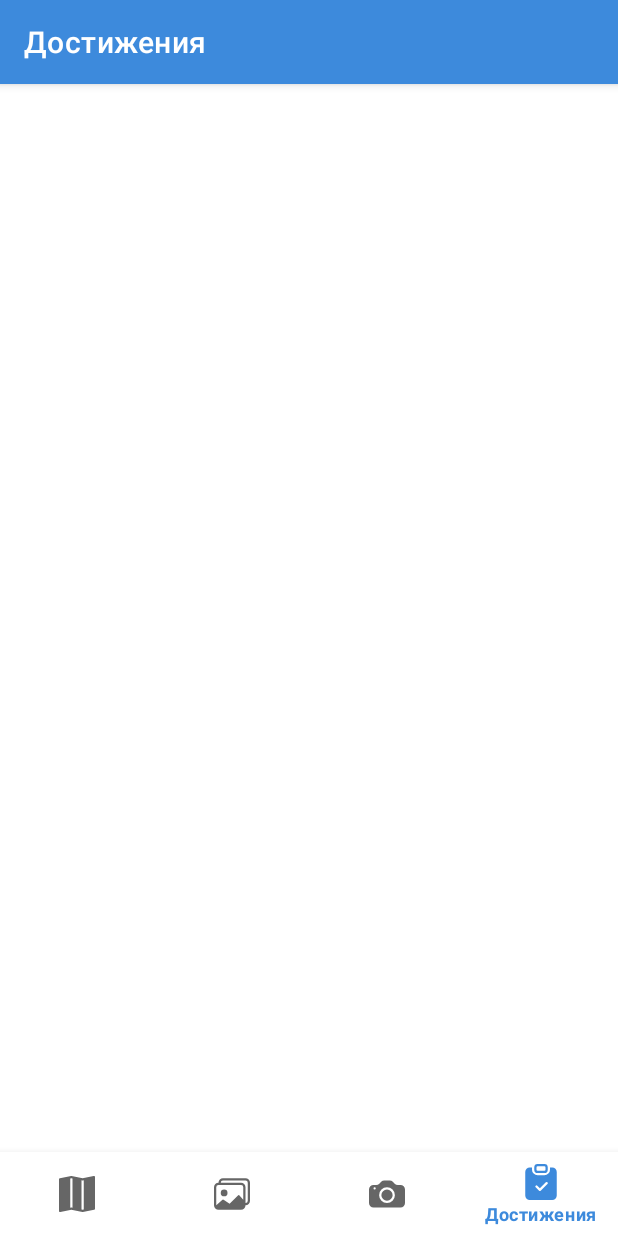
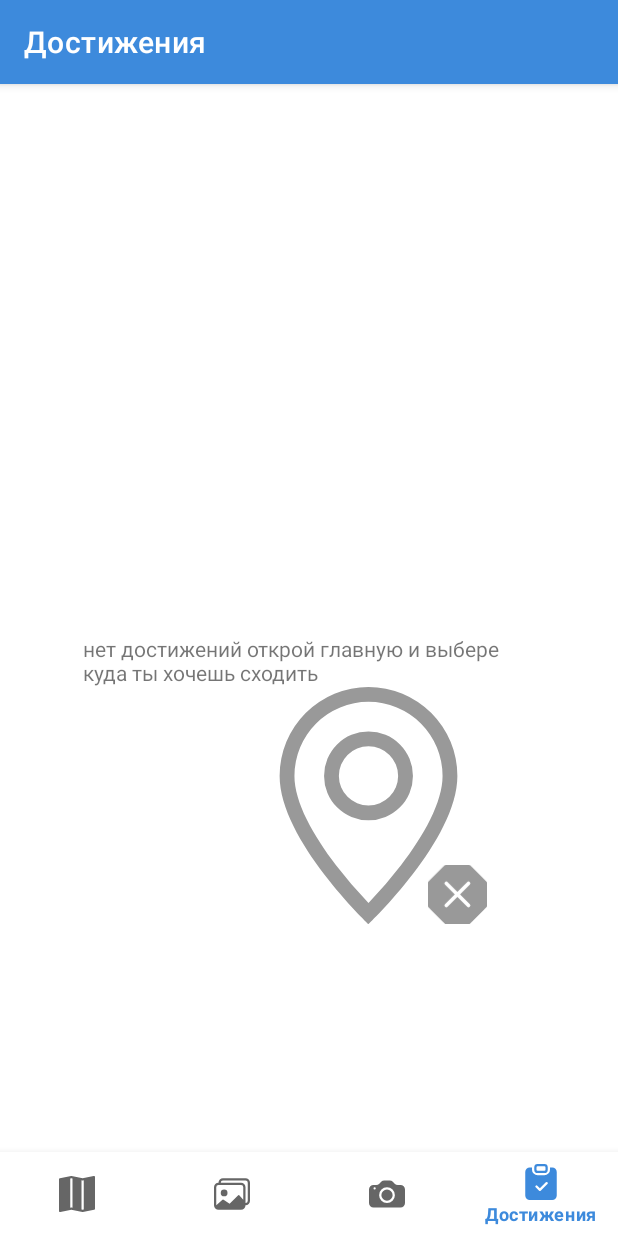
Before and after one commit to OverHome/PARKulting, an Android app: the AchievementsFragment screen opened through its navigation route, on a phone screen of 412 x 824 dp. Run offline under Robolectric (Android 15) with nearby library versions, the phone set to English and light mode, and no system bars; our stand-ins replace navigation-ui; network calls fail; 9 statements that could not run were skipped.

Commit message:
добавлено отображение отсутсвия достижений

```diff
--- a/app/src/main/java/com/over/parkulting/fragment/AchievementsFragment.java
+++ b/app/src/main/java/com/over/parkulting/fragment/AchievementsFragment.java
@@ -9,6 +9,7 @@ import android.view.ViewGroup;
 import android.widget.TextView;
 
 import androidx.annotation.NonNull;
+import androidx.constraintlayout.widget.ConstraintLayout;
 import androidx.fragment.app.Fragment;
 import androidx.lifecycle.ViewModelProvider;
 import androidx.recyclerview.widget.LinearLayoutManager;
@@ -32,6 +33,7 @@ public class AchievementsFragment extends Fragment {
 
         View root = inflater.inflate(R.layout.fragment_achievement, container, false);
         rv_achiev = root.findViewById(R.id.rv_achiev);
+        ConstraintLayout no_ach_info = root.findViewById(R.id.no_ach_info);
         List<GeoPoint> pointsl = new ArrayList<>();
         db = DBHelper.connectDB(getContext());
 
@@ -51,11 +53,12 @@ public class AchievementsFragment extends Fragment {
             }
             cursor.moveToNext();
         }
-
-        PointAdapter adapter = new PointAdapter(getContext(), pointsl);
-        rv_achiev.setLayoutManager(new LinearLayoutManager(getContext()));
-        rv_achiev.setAdapter(adapter);
-
+        if (pointsl.size()==0) no_ach_info.setVisibility(View.VISIBLE);
+        else {
+            PointAdapter adapter = new PointAdapter(getContext(), pointsl);
+            rv_achiev.setLayoutManager(new LinearLayoutManager(getContext()));
+            rv_achiev.setAdapter(adapter);
+        }
         return root;
     }
 
--- /dev/null
+++ b/app/src/main/res/drawable/ic_geo_alt.xml
@@ -0,0 +1,12 @@
+<vector xmlns:android="http://schemas.android.com/apk/res/android"
+    android:width="16dp"
+    android:height="16dp"
+    android:viewportWidth="16"
+    android:viewportHeight="16">
+  <path
+      android:pathData="M12.166,8.94c-0.524,1.062 -1.234,2.12 -1.96,3.07A31.493,31.493 0,0 1,8 14.58a31.481,31.481 0,0 1,-2.206 -2.57c-0.726,-0.95 -1.436,-2.008 -1.96,-3.07C3.304,7.867 3,6.862 3,6a5,5 0,0 1,10 0c0,0.862 -0.305,1.867 -0.834,2.94zM8,16s6,-5.686 6,-10A6,6 0,0 0,2 6c0,4.314 6,10 6,10z"
+      android:fillColor="#999999"/>
+  <path
+      android:pathData="M8,8a2,2 0,1 1,0 -4,2 2,0 0,1 0,4zM8,9a3,3 0,1 0,0 -6,3 3,0 0,0 0,6z"
+      android:fillColor="#999999"/>
+</vector>
--- /dev/null
+++ b/app/src/main/res/drawable/ic_no_geo.xml
@@ -0,0 +1,8 @@
+<?xml version="1.0" encoding="utf-8"?>
+<layer-list xmlns:android="http://schemas.android.com/apk/res/android">
+    <item android:drawable="@drawable/ic_geo_alt" />
+    <item android:drawable="@drawable/ic_x_octagon_fill"
+        android:gravity="right|bottom"
+        android:height="4dp"
+        android:width="4dp" />
+</layer-list>
--- /dev/null
+++ b/app/src/main/res/drawable/ic_x_octagon_fill.xml
@@ -0,0 +1,9 @@
+<vector xmlns:android="http://schemas.android.com/apk/res/android"
+    android:width="16dp"
+    android:height="16dp"
+    android:viewportWidth="16"
+    android:viewportHeight="16">
+  <path
+      android:pathData="M11.46,0.146A0.5,0.5 0,0 0,11.107 0L4.893,0a0.5,0.5 0,0 0,-0.353 0.146L0.146,4.54A0.5,0.5 0,0 0,0 4.893v6.214a0.5,0.5 0,0 0,0.146 0.353l4.394,4.394a0.5,0.5 0,0 0,0.353 0.146h6.214a0.5,0.5 0,0 0,0.353 -0.146l4.394,-4.394a0.5,0.5 0,0 0,0.146 -0.353L16,4.893a0.5,0.5 0,0 0,-0.146 -0.353L11.46,0.146zM5.354,4.646L8,7.293l2.646,-2.647a0.5,0.5 0,0 1,0.708 0.708L8.707,8l2.647,2.646a0.5,0.5 0,0 1,-0.708 0.708L8,8.707l-2.646,2.647a0.5,0.5 0,0 1,-0.708 -0.708L7.293,8 4.646,5.354a0.5,0.5 0,1 1,0.708 -0.708z"
+      android:fillColor="#999999"/>
+</vector>
--- a/app/src/main/res/layout/activity_image_info.xml
+++ b/app/src/main/res/layout/activity_image_info.xml
@@ -42,7 +42,8 @@
                     android:layout_marginStart="16dp"
                     android:layout_marginBottom="10dp"
                     android:textColor="#FFFFFF"
-                    android:textSize="34sp" />
+                    android:textSize="34sp"
+                    tools:text="@string/app_name" />
             </FrameLayout>
 
             <TextView
--- a/app/src/main/res/layout/fragment_achievement.xml
+++ b/app/src/main/res/layout/fragment_achievement.xml
@@ -9,5 +9,36 @@
     <androidx.recyclerview.widget.RecyclerView
         android:id="@+id/rv_achiev"
         android:layout_width="match_parent"
-        android:layout_height="match_parent" />
+        android:layout_height="match_parent"
+        android:visibility="visible"
+        tools:visibility="invisible" />
+
+    <androidx.constraintlayout.widget.ConstraintLayout
+        android:id="@+id/no_ach_info"
+        android:layout_width="match_parent"
+        android:layout_height="match_parent"
+        android:visibility="invisible"
+        tools:visibility="visible">
+
+        <TextView
+            android:id="@+id/no_atch"
+            android:layout_width="301dp"
+            android:layout_height="wrap_content"
+            android:layout_marginStart="32dp"
+            android:layout_marginEnd="32dp"
+            android:text="@string/no_atch"
+            app:layout_constraintBottom_toBottomOf="parent"
+            app:layout_constraintEnd_toEndOf="parent"
+            app:layout_constraintStart_toStartOf="parent"
+            app:layout_constraintTop_toTopOf="parent" />
+
+        <ImageView
+            android:id="@+id/imageView2"
+            android:layout_width="158dp"
+            android:layout_height="158dp"
+            android:layout_marginEnd="32dp"
+            android:src="@drawable/ic_no_geo"
+            app:layout_constraintEnd_toEndOf="@+id/no_atch"
+            app:layout_constraintTop_toBottomOf="@+id/no_atch" />
+    </androidx.constraintlayout.widget.ConstraintLayout>
 </FrameLayout>
--- a/app/src/main/res/values/strings.xml
+++ b/app/src/main/res/values/strings.xml
@@ -30,5 +30,6 @@
     <string name="btn_visit_site">Посетить сайт</string>
     <string name="img_info">не найдено ни какой информации</string>
     <string name="todo">TODO</string>
+    <string name="no_atch">нет достижений открой главную и выбере куда ты хочешь сходить</string>
 
 </resources>
```
